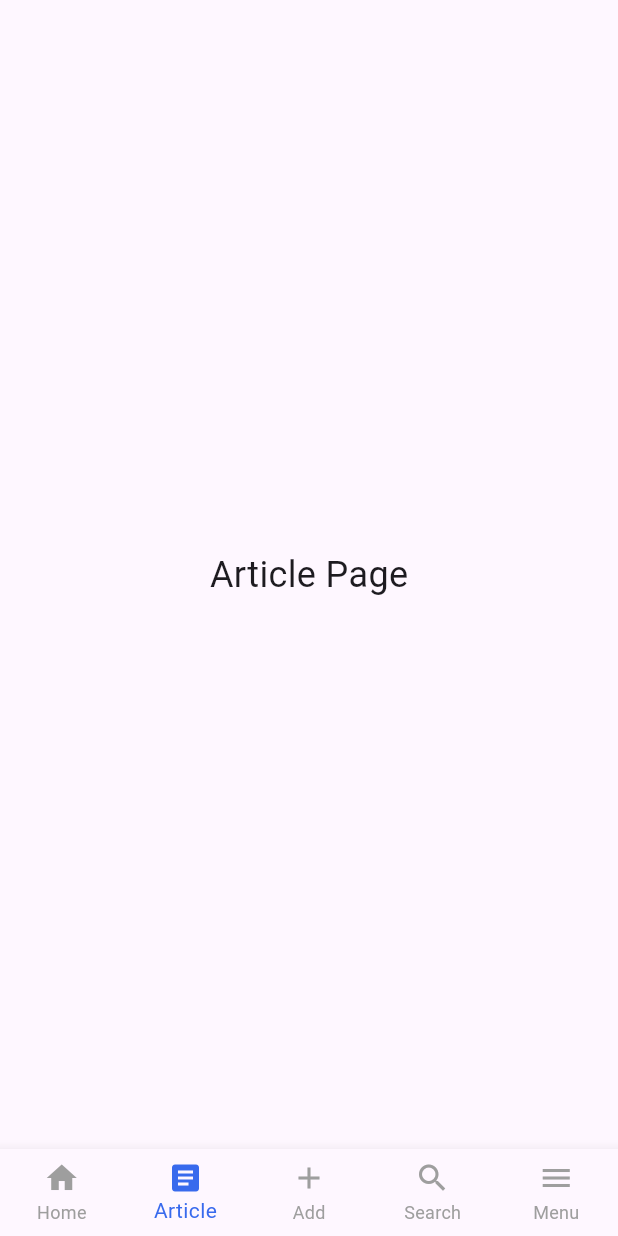
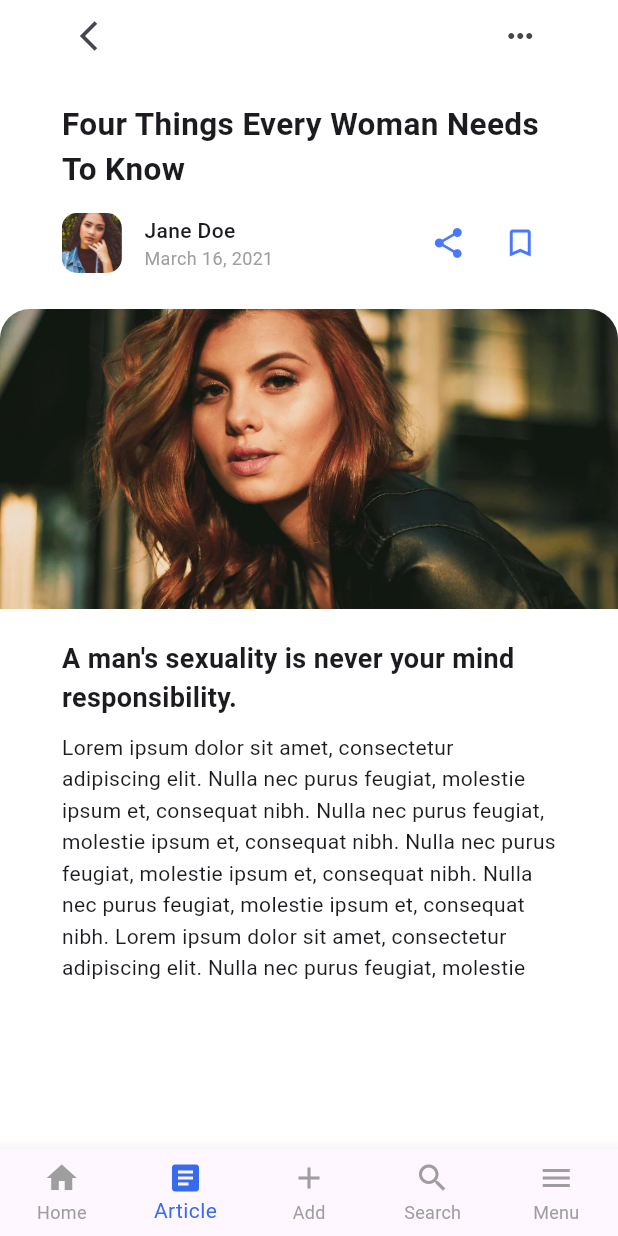
Before and after one commit to ClarenceLaria/blog_club, a Flutter app: the NavigationBarWidget screen opened directly, item 2 of the bottom bar chosen, on a phone screen of 412 x 824 dp. Run offline on Flutter 3.47's test engine with Material 3 defaults, Android fonts, the light colour scheme and no system bars; our stand-ins replace sliding_up_panel, smooth_page_indicator, story_view.

Commit message:
Articles Page updates

```diff
--- a/lib/components/navigation_bar.dart
+++ b/lib/components/navigation_bar.dart
@@ -1,5 +1,6 @@
 import 'package:flutter/material.dart';
 import 'package:blog_club/pages/home.dart';
+import 'package:blog_club/pages/articles.dart';
 
 class NavigationBarWidget extends StatefulWidget {
   const NavigationBarWidget({super.key});
@@ -18,7 +19,7 @@ class _NavigationBarState extends State<NavigationBarWidget> {
   // List of pages corresponding to each tab
   final List<Widget> _pages = [
     const Center(child: HomePage()),
-    const Center(child: Text('Article Page', style: TextStyle(fontSize: 24))),
+    const Center(child: Articles()),
     const Center(child: Text('Add Page', style: TextStyle(fontSize: 24))),
     const Center(child: Text('Search Page', style: TextStyle(fontSize: 24))),
     const Center(child: Text('Menu Page', style: TextStyle(fontSize: 24))),
--- /dev/null
+++ b/lib/pages/articles.dart
@@ -0,0 +1,155 @@
+import 'package:flutter/material.dart';
+
+class Articles extends StatelessWidget{
+  const Articles({super.key});
+
+  @override
+  Widget build(BuildContext context){
+    return Scaffold(
+      backgroundColor: Colors.white,
+      body: SafeArea(
+        child: Container(
+          alignment: Alignment.center,
+          child: Column(
+            children: [
+              FractionallySizedBox(
+                widthFactor: 0.8,
+                child: Column(
+                  crossAxisAlignment: CrossAxisAlignment.start,
+                  children: [
+                    Row(
+                      mainAxisAlignment: MainAxisAlignment.spaceBetween,
+                      children: [
+                        IconButton(
+                          onPressed: () {},
+                          icon: const Icon(
+                            Icons.arrow_back_ios,
+                          ),
+                        ),
+                        IconButton(
+                          onPressed: () {},
+                          icon: const Icon(
+                            Icons.more_horiz,
+                          ),
+                        ),
+                      ],
+                    ),
+                    const SizedBox(height: 20),
+                    const Text(
+                      'Four Things Every Woman Needs To Know',
+                      style: TextStyle(
+                        fontSize: 21,
+                        fontWeight: FontWeight.w600,
+                      ),
+                    ),
+                    const SizedBox(height: 10),
+                    Row(
+                      mainAxisAlignment: MainAxisAlignment.spaceBetween,
+                      children: [
+                        Row(
+                          children: [
+                            ClipRRect(
+                              borderRadius: BorderRadius.circular(10),
+                              child: const Image(
+                                image: AssetImage(
+                                  'assets/images/face4.webp'
+                                ),
+                                height: 40,
+                                width: 40,
+                                fit: BoxFit.cover,
+                              ),
+                            ),
+                            const SizedBox(width: 15),
+                            const Column(
+                              crossAxisAlignment: CrossAxisAlignment.start,
+                              children: [
+                                Text(
+                                  'Jane Doe',
+                                  style: TextStyle(
+                                    fontSize: 14,
+                                    fontWeight: FontWeight.w500,
+                                  ),
+                                ),
+                                Text(
+                                  'March 16, 2021',
+                                  style: TextStyle(
+                                    fontSize: 12,
+                                    color: Colors.grey,
+                                  ),
+                                ),
+                              ],
+                            ),
+                          ],
+                        ),
+                        Row(
+                          children: [
+                            IconButton(
+                              onPressed: () {},
+                              icon: const Icon(
+                                Icons.share,
+                                color: Color.fromARGB(233, 56,106,255),
+                              ),
+                            ),
+                            IconButton(
+                              onPressed: () {},
+                              icon: const Icon(
+                                Icons.bookmark_border,
+                                color: Color.fromARGB(233, 56,106,255),
+                              ),
+                            ),
+                          ],
+                        ),
+                      ],
+                    ),
+                  ],
+                ),
+              ),
+              const SizedBox(height: 20),
+              SizedBox(
+                height: 450,
+                child: ListView(
+                  children: const [
+                    ClipRRect(
+                      borderRadius: BorderRadius.only(topLeft: Radius.circular(20), topRight: Radius.circular(20)),
+                      child: Image(
+                        image: AssetImage(
+                          'assets/images/face3.webp'
+                        ),
+                        height: 200,
+                        width: double.infinity,
+                        fit: BoxFit.cover,
+                      ),
+                    ),
+                    const SizedBox(height: 20),
+                    FractionallySizedBox(
+                      widthFactor: 0.8,
+                      child: Column(
+                        children: [
+                          Text(
+                            "A man's sexuality is never your mind responsibility.",
+                            style: TextStyle(
+                              fontSize: 18,
+                              fontWeight: FontWeight.w600,
+                            ),
+                          ),
+                          SizedBox(height: 10),
+                          Text(
+                            'Lorem ipsum dolor sit amet, consectetur adipiscing elit. Nulla nec purus feugiat, molestie ipsum et, consequat nibh. Nulla nec purus feugiat, molestie ipsum et, consequat nibh. Nulla nec purus feugiat, molestie ipsum et, consequat nibh. Nulla nec purus feugiat, molestie ipsum et, consequat nibh. Lorem ipsum dolor sit amet, consectetur adipiscing elit. Nulla nec purus feugiat, molestie ipsum et, consequat nibh. Nulla nec purus feugiat, molestie ipsum et, consequat nibh. Nulla nec purus feugiat, molestie ipsum et, consequat nibh. Nulla nec purus feugiat, molestie ipsum et, consequat nibh.',
+                            style: TextStyle(
+                              fontSize: 14,
+                              height: 1.5,
+                            ),
+                          ),
+                        ],
+                      ),
+                    ),
+                  ],
+                ),
+              )
+            ],
+          )
+        ),
+      ),
+    );
+  }
+}
--- a/lib/pages/home.dart
+++ b/lib/pages/home.dart
@@ -37,9 +37,26 @@ class _HomePageState extends State<HomePage> {
                       color: Colors.black54,
                     ),
                   ),
-                  IconButton(
-                    onPressed: () {},
-                    icon: const Icon(Icons.notifications),
+                  Stack(
+                    clipBehavior: Clip.none, // Allows the red dot to overflow the Stack
+                    children: [
+                      const Icon(
+                        Icons.notifications_outlined,
+                        color: Colors.black,
+                      ),
+                      Positioned(
+                        left: 3,
+                        top: 4,
+                        child: Container(
+                          width: 8,
+                          height: 8,
+                          decoration: const BoxDecoration(
+                            color: Colors.red,
+                            shape: BoxShape.circle,
+                          ),
+                        ),
+                      ),
+                    ],
                   ),
                 ],
               ),
```
